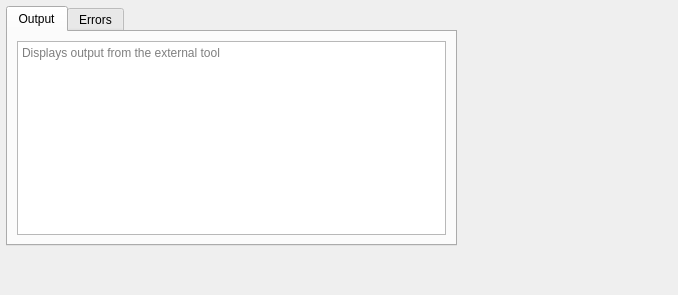
First picture: the form in addons/externaltools/toolview.ui, repository KDE/kate, before the edit.
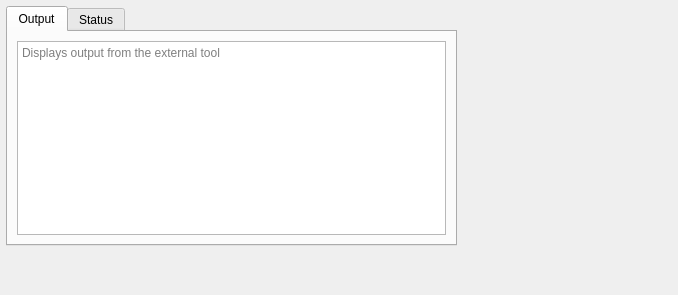
Second picture: the form after the edit.

```diff
--- a/addons/externaltools/toolview.ui
+++ b/addons/externaltools/toolview.ui
@@ -41,7 +41,7 @@
    </widget>
    <widget class="QWidget" name="tabErrors">
     <attribute name="title">
-     <string>Errors</string>
+     <string>Status</string>
     </attribute>
     <layout class="QVBoxLayout" name="verticalLayout_2">
      <item>
```
Left out of the diff: 4 changed lines with no effect on the pictures.
